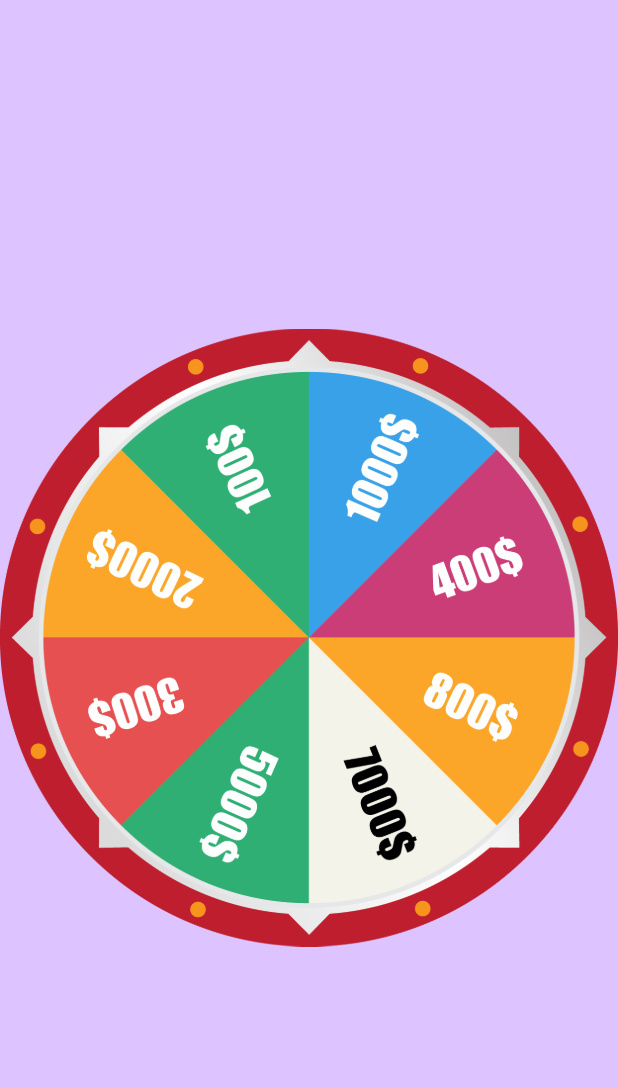
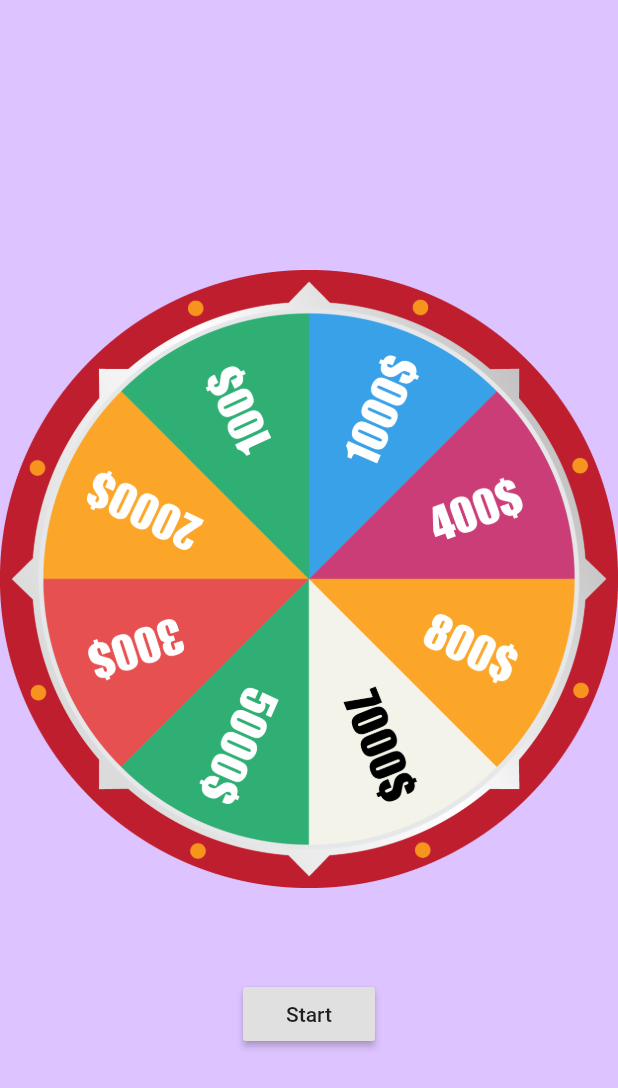
Before and after one commit to Code4Blessings/spinning_wheel, a Flutter app: the screen it shows after launch, on a phone screen of 412 x 824 dp. Shown: the top 1088 px of the screen. Run offline on Flutter 3.47's test engine with Material 2 defaults, Android fonts, the phone set to English and light mode, and no system bars; missing offline and left inert: flutter_spinning_wheel.

Commit message:
Spinning wheel is complete and functional

```diff
--- a/lib/roulette_score.dart
+++ b/lib/roulette_score.dart
@@ -1,4 +1,4 @@
-import 'package:flutter/cupertino.dart';
+import 'package:flutter/material.dart';
 
 class RouletteScore extends StatelessWidget {
   final int selected;
--- a/lib/spinning_wheel.dart
+++ b/lib/spinning_wheel.dart
@@ -2,7 +2,7 @@ import 'package:flutter/material.dart';
 import 'dart:async';
 import 'dart:math';
 
-import 'package:flutter/services.dart';
+//import 'package:flutter/services.dart';
 import 'package:flutter_spinning_wheel/flutter_spinning_wheel.dart';
 import 'package:spinning_wheel/roulette_score.dart';
 
@@ -17,15 +17,13 @@ class _FortuneWheelState extends State<FortuneWheel> {
   final _wheelNotifier = StreamController<double>();
 
   @override
-  dispose() {
+  void dispose() {
     super.dispose();
     _dividerController.close();
     _wheelNotifier.close();
   }
 
-
-
-  @override
+   @override
   Widget build(BuildContext context) {
     return Scaffold(
       appBar: AppBar(backgroundColor: Color(0xffDDC3FF), elevation: 0.0),
@@ -48,12 +46,19 @@ class _FortuneWheelState extends State<FortuneWheel> {
                   Image.asset('assets/images/roulette-center-300.png'),
               secondaryImageHeight: 110,
               secondaryImageWidth: 110,
+              shouldStartOrStop: _wheelNotifier.stream,
             ),
             SizedBox(height: 30),
             StreamBuilder(
               stream: _dividerController.stream,
               builder: (context, snapshot) =>
                   snapshot.hasData ? RouletteScore(snapshot.data) : Container(),
+            ),
+            SizedBox(height: 30),
+            new RaisedButton(
+              child: new Text("Start"),
+              onPressed: () =>
+                  _wheelNotifier.sink.add(_generateRandomVelocity()),
             )
           ],
         ),
@@ -61,5 +66,7 @@ class _FortuneWheelState extends State<FortuneWheel> {
     );
   }
 
+  double _generateRandomVelocity() => (Random().nextDouble() * 6000) + 2000;
+
   double _generateRandomAngle() => Random().nextDouble() * pi * 2;
 }
```
